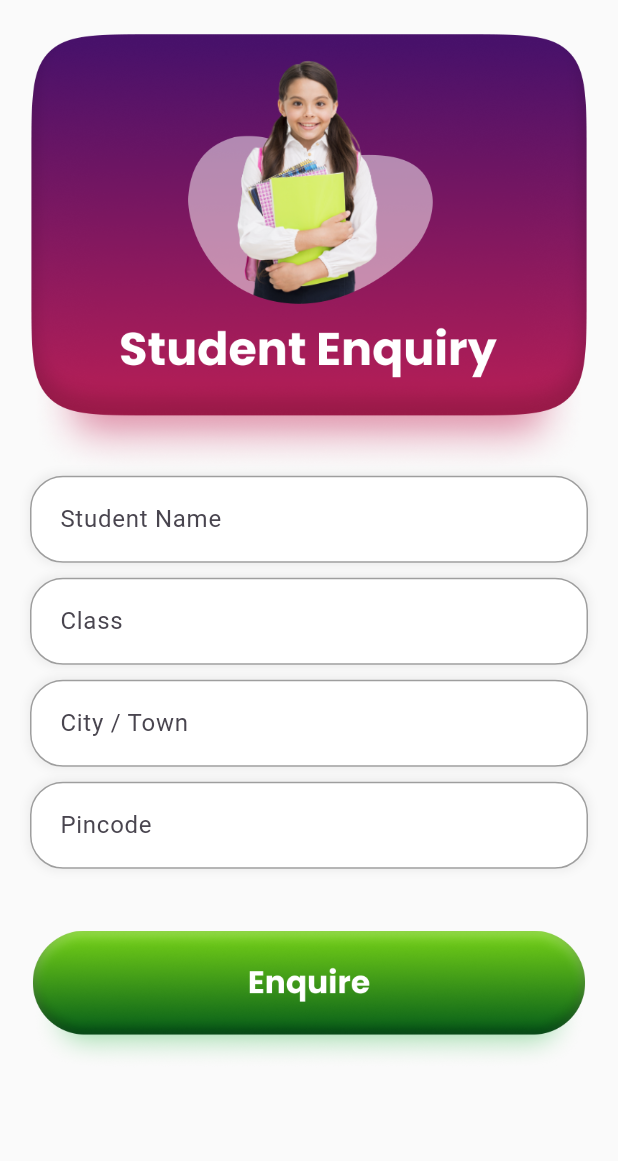
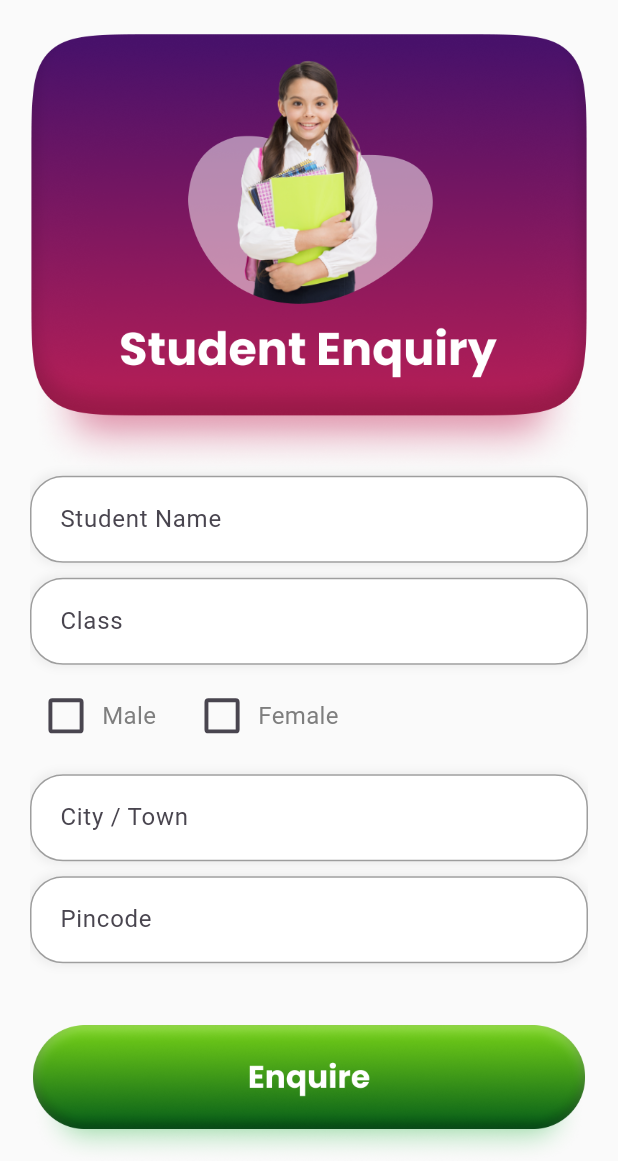
Before and after one commit to ujjawal3428/TrusirApp, a Flutter app: the StudentEnquiryPage screen opened directly, on a phone screen of 412 x 824 dp, the part 75-1236 px from its top. Run offline on Flutter 3.47's test engine with Material 3 defaults, Android fonts, the phone set to English and light mode, and no system bars; our stand-ins replace chewie, device_info_plus, dio, file_picker, flutter_local_notifications, google_fonts and 6 more; accounts and stored records are empty; network calls fail; Roboto replaces fonts that are missing (Poppins-SemiBold).

Commit message:
first commit

```diff
--- a/lib/student/student_enquiry.dart
+++ b/lib/student/student_enquiry.dart
@@ -9,6 +9,7 @@ class StudentEnquiry {
   String? studentclass;
   String? city;
   String? pincode;
+  String? gender;
 
   Map<String, dynamic> toJson() {
     return {
@@ -16,6 +17,7 @@ class StudentEnquiry {
       'studentclass': studentclass,
       'city': city,
       'pincode': pincode,
+      'gender': gender
     };
   }
 }
@@ -33,6 +35,8 @@ class _StudentEnquiryPageState extends State<StudentEnquiryPage> {
   final TextEditingController _citycontroller = TextEditingController();
   final TextEditingController _pincodecontroller = TextEditingController();
   final StudentEnquiry formData = StudentEnquiry();
+  bool isMaleSelected = false;
+  bool isFemaleSelected = false;
 
   void _onEnquire(BuildContext context) {
     setState(() {
@@ -128,6 +132,41 @@ class _StudentEnquiryPageState extends State<StudentEnquiryPage> {
                   controllers: _classcontroller,
                   isClass: true),
               const SizedBox(height: 10),
+
+              // Gender Selection
+              Row(
+                mainAxisAlignment: MainAxisAlignment.start,
+                children: [
+                  _buildGenderCheckbox(
+                    label: "Male",
+                    value: isMaleSelected,
+                    onChanged: (value) {
+                      setState(() {
+                        isMaleSelected = value!;
+                        if (value) {
+                          isFemaleSelected = false;
+                          formData.gender = 'Male';
+                        }
+                      });
+                    },
+                  ),
+                  const SizedBox(width: 20),
+                  _buildGenderCheckbox(
+                    label: "Female",
+                    value: isFemaleSelected,
+                    onChanged: (value) {
+                      setState(() {
+                        isFemaleSelected = value!;
+                        if (value) {
+                          isMaleSelected = false;
+                          formData.gender = 'Female';
+                        }
+                      });
+                    },
+                  ),
+                ],
+              ),
+              const SizedBox(height: 15),
               _buildTextFieldWithBackground(
                   hintText: 'City / Town', controllers: _citycontroller),
               const SizedBox(height: 10),
@@ -151,6 +190,33 @@ class _StudentEnquiryPageState extends State<StudentEnquiryPage> {
           ),
         ),
       ),
+    );
+  }
+
+  Widget _buildGenderCheckbox({
+    required String label,
+    required bool value,
+    required ValueChanged<bool?> onChanged,
+  }) {
+    return Row(
+      mainAxisAlignment: MainAxisAlignment.start,
+      children: [
+        Transform.scale(
+          scale: 1.3,
+          child: Checkbox(
+            value: value,
+            onChanged: onChanged,
+          ),
+        ),
+        Text(
+          label,
+          style: const TextStyle(
+            fontFamily: 'Poppins-SemiBold',
+            fontSize: 16,
+            color: Color(0xFF7E7E7E),
+          ),
+        ),
+      ],
     );
   }
 
--- a/lib/teacher/teacher_pf_page.dart
+++ b/lib/teacher/teacher_pf_page.dart
@@ -64,7 +64,7 @@ class MyProfileScreenState extends State<Teacherpfpage> {
           age = calculateAge(dob).toString();
           gender = data['gender'] ?? 'N/A';
           address = data['address'] ?? 'N/A';
-          graduation = data['graduation'] ?? 'N/A';
+          graduation = data['qualification'] ?? 'N/A';
           experience = data['experience'] ?? 'N/A';
           subjects = data['subject'] ?? 'N/A';
           language = data['medium'] ?? 'N/A';
```
Also changed, not shown: lib/student/attendance.dart (+91 -98 lines), lib/student/progress_report.dart (+13 -6 lines), 1 other file.
